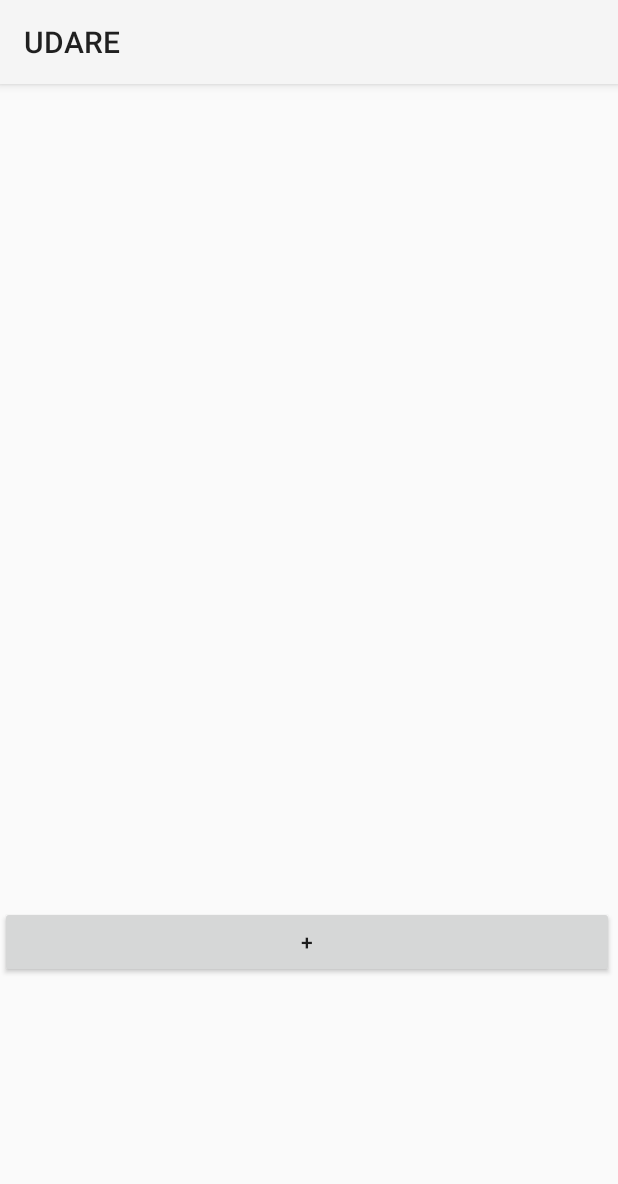
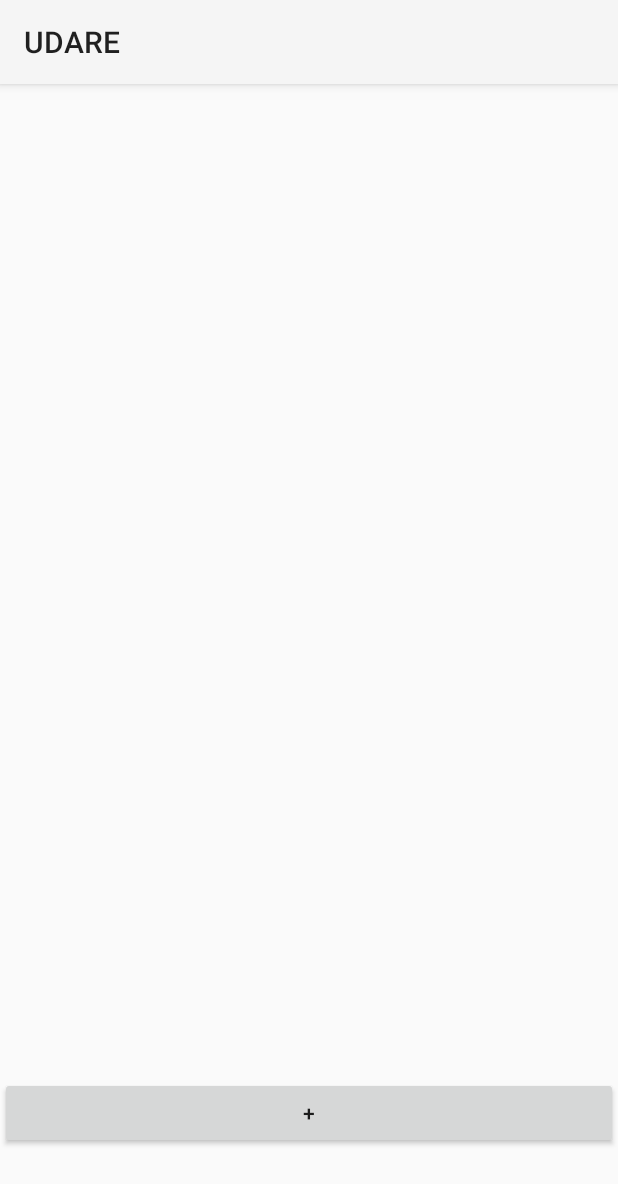
Before and after one commit to javiixu/UDARE, an Android app built with Jetpack Compose: the screen it shows after launch (Inicio), on a phone screen of 412 x 824 dp. Shown: the top 1184 px of the screen. Run offline under Robolectric (Android 15) with nearby library versions, the light colour scheme and no system bars.

Commit message:
Interfaz basica

```diff
--- a/app/build.gradle.kts
+++ b/app/build.gradle.kts
@@ -51,6 +51,7 @@ android {
 
 dependencies {
 
+    implementation ("androidx.recyclerview:recyclerview:1.2.0")
     implementation("androidx.core:core-ktx:1.9.0")
     implementation("androidx.lifecycle:lifecycle-runtime-ktx:2.6.2")
     implementation("androidx.activity:activity-compose:1.7.2")
@@ -62,6 +63,7 @@ dependencies {
     implementation("androidx.appcompat:appcompat:1.6.1")
     implementation("com.google.android.material:material:1.10.0")
     implementation("androidx.constraintlayout:constraintlayout:2.1.4")
+    implementation("androidx.gridlayout:gridlayout:1.0.0")
     testImplementation("junit:junit:4.13.2")
     androidTestImplementation("androidx.test.ext:junit:1.1.5")
     androidTestImplementation("androidx.test.espresso:espresso-core:3.5.1")
--- a/app/src/main/java/com/example/udare/Inicio.kt
+++ b/app/src/main/java/com/example/udare/Inicio.kt
@@ -27,11 +27,6 @@ class Inicio : AppCompatActivity() {
             popupWindow.showAtLocation(popupButton, Gravity.BOTTOM, 0, 600)
         }
 
-        /*val closeButton = popupView.findViewById<Button>(R.id.buttonClosePopup)
-        closeButton.setOnClickListener {
-            popupWindow.dismiss()
-        }*/
-
         popupView.setOnTouchListener { _ , _ ->
             if (popupWindow.isShowing) {
                 popupWindow.dismiss()
--- a/app/src/main/res/layout/activity_inicio.xml
+++ b/app/src/main/res/layout/activity_inicio.xml
@@ -6,21 +6,29 @@
     android:layout_height="match_parent"
     tools:context=".Inicio">
 
-    <LinearLayout
-        android:layout_width="409dp"
-        android:layout_height="729dp"
-        android:gravity="bottom"
-        android:orientation="vertical"
-        tools:layout_editor_absoluteX="1dp"
-        tools:layout_editor_absoluteY="1dp">
+    <androidx.gridlayout.widget.GridLayout
+        android:layout_width="match_parent"
+        android:layout_height="match_parent">
+
+        <ScrollView
+            android:layout_width="match_parent"
+            android:layout_height="662dp"
+            app:layout_column="0"
+            app:layout_row="0">
+
+            <androidx.recyclerview.widget.RecyclerView
+                android:layout_width="match_parent"
+                android:layout_height="wrap_content" />
+        </ScrollView>
 
         <Button
             android:id="@+id/retos"
             android:layout_width="match_parent"
             android:layout_height="wrap_content"
             android:layout_marginBottom="200px"
-            android:text="+" />
-
-    </LinearLayout>
+            android:text="+"
+            app:layout_column="0"
+            app:layout_row="2" />
+    </androidx.gridlayout.widget.GridLayout>
 
 </androidx.appcompat.widget.LinearLayoutCompat>
```
